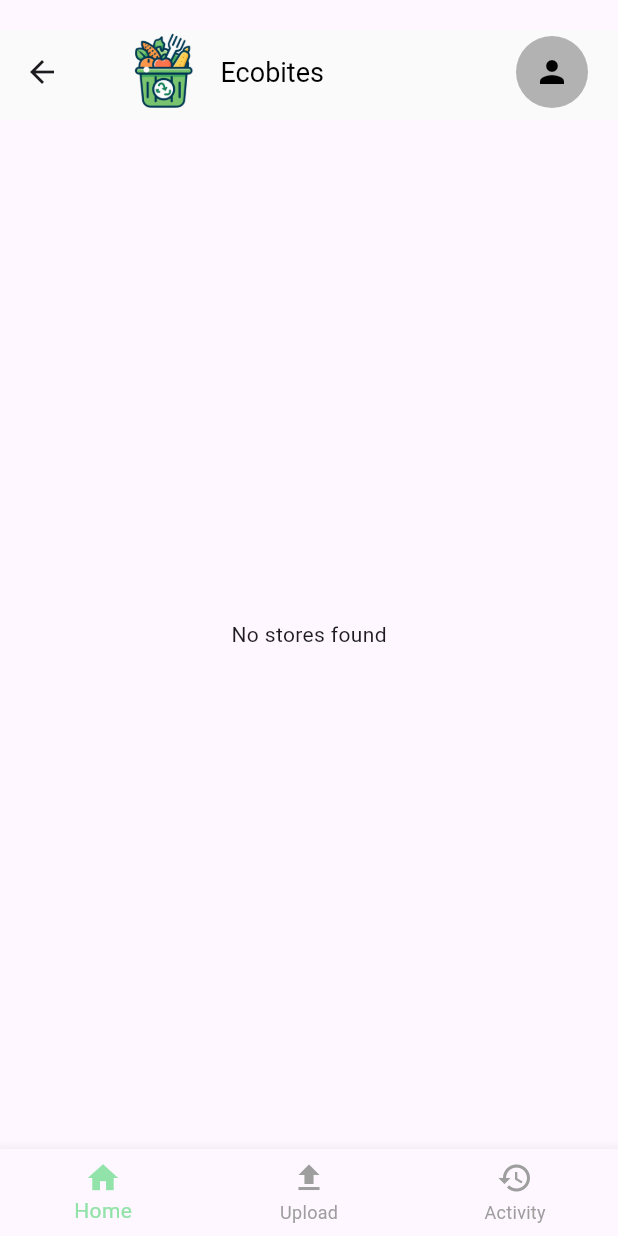
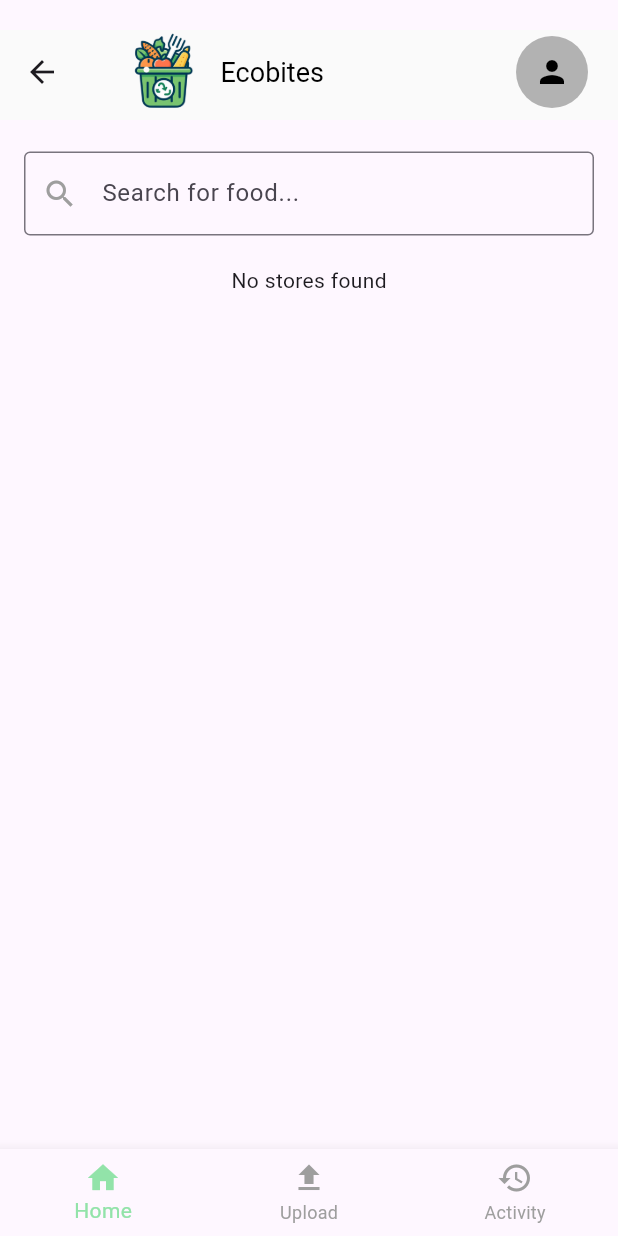
Before and after one commit to angelica1412/ecobites, a Flutter app: the HomePage screen opened directly, on a phone screen of 412 x 824 dp. Run offline on Flutter 3.47's test engine with Material 3 defaults, Android fonts, the light colour scheme and no system bars; our stand-ins replace cloud_firestore, firebase_auth, firebase_core, get, google_fonts, image_picker; accounts and stored records are empty.

Commit message:
Fix error search in homepage.dart

```diff
--- a/lib/homepage.dart
+++ b/lib/homepage.dart
@@ -6,6 +6,7 @@ import 'package:ecobites/Widgets/storeCard.dart';
 import 'package:ecobites/historypage.dart';
 import 'package:ecobites/profile.dart';
 import 'package:ecobites/voucherPage.dart';
+import 'package:get/get.dart';
 
 import 'UploadBarang.dart';
 
@@ -20,6 +21,7 @@ class _HomePageState extends State<HomePage> {
   Color searchIconColor = Colors.grey; // State variable for search icon color
   TextEditingController searchController = TextEditingController();
   String searchQuery = "";
+
 
   @override
   Widget build(BuildContext context) {
@@ -77,14 +79,8 @@ class _HomePageState extends State<HomePage> {
       body: FutureBuilder<List<Map<String, String>>?>(
         future: getAllStores(),
         builder: (context, snapshot) {
-          if (snapshot.connectionState == ConnectionState.waiting) {
-            return Center(child: CircularProgressIndicator());
-          } else if (snapshot.hasError) {
-            return Center(child: Text('Error: ${snapshot.error}'));
-          } else if (!snapshot.hasData || snapshot.data!.isEmpty) {
-            return Center(child: Text('No stores found'));
-          } else {
-            final stores = snapshot.data!;
+
+            final stores = snapshot.data?? [];
             return SingleChildScrollView(
               child: Container(
                 padding: const EdgeInsets.all(16.0),
@@ -99,11 +95,11 @@ class _HomePageState extends State<HomePage> {
                           searchQuery = value;
                         });
                       },
-                      onTap: () {
-                        setState(() {
-                          searchIconColor = const Color(0xFF92E3A9); // Change color when tapped
-                        });
-                      },
+                      // onTap: () {
+                      //   setState(() {
+                      //     searchIconColor = const Color(0xFF92E3A9); // Change color when tapped
+                      //   });
+                      // },
                       decoration: InputDecoration(
                         hintText: 'Search for food...',
                         prefixIcon: Icon(Icons.search, color: searchIconColor),
@@ -116,6 +112,14 @@ class _HomePageState extends State<HomePage> {
                       ),
                     ),
                     const SizedBox(height: 20),
+                    if (snapshot.connectionState == ConnectionState.waiting)
+                      Center(child: CircularProgressIndicator())
+                    else if(snapshot.hasError)
+                      Center(child: Text('Error: ${snapshot.error}'))
+                    else if(!snapshot.hasData || snapshot.data!.isEmpty)
+                      Center(child: Text('No stores found'))
+                    else
+
                     if (searchQuery.isEmpty) ...[
                       // Display StoreCards with image on top and smaller size when search query is empty
                       Text(
@@ -196,17 +200,19 @@ class _HomePageState extends State<HomePage> {
                         physics: const NeverScrollableScrollPhysics(),
                         itemCount: stores.length,
                         itemBuilder: (context, index) {
-                          final store = stores[index];
-                          if (store['namaToko']!.toLowerCase().contains(searchQuery.toLowerCase())) {
-                            return StoreCard(store: Store(
-                              name: store['namaToko'] ?? '',
-                              description: store['deskripsi'] ?? '',
-                              imageURL: store['logo'] ?? '',
-                              storeID: store['id'] ?? '',
-                            ));
-                          } else {
-                            return SizedBox.shrink(); // Return an empty widget if store does not match search query
+                          final filteredStores = stores.where((store) => store["namaToko"]!.toLowerCase().contains(searchQuery.toLowerCase())).toList();
+                          if (index < 0 || index >= filteredStores.length) {
+                            return SizedBox(); // Atau widget lain yang sesuai dengan kebutuhan Anda
                           }
+                          final store = filteredStores[index];
+                          return StoreCard(
+                              store: Store(
+                                name: store['namaToko'] ?? '',
+                                description: store['deskripsi'] ?? '',
+                                imageURL: store['logo'] ?? '',
+                                storeID: store['id'] ?? '',
+                              )
+                          );
                         },
                       ),
                     ],
@@ -216,7 +222,6 @@ class _HomePageState extends State<HomePage> {
               ),
             );
           }
-        },
       ),
       bottomNavigationBar: BottomNavigationBar(
         items: const <BottomNavigationBarItem>[
```
